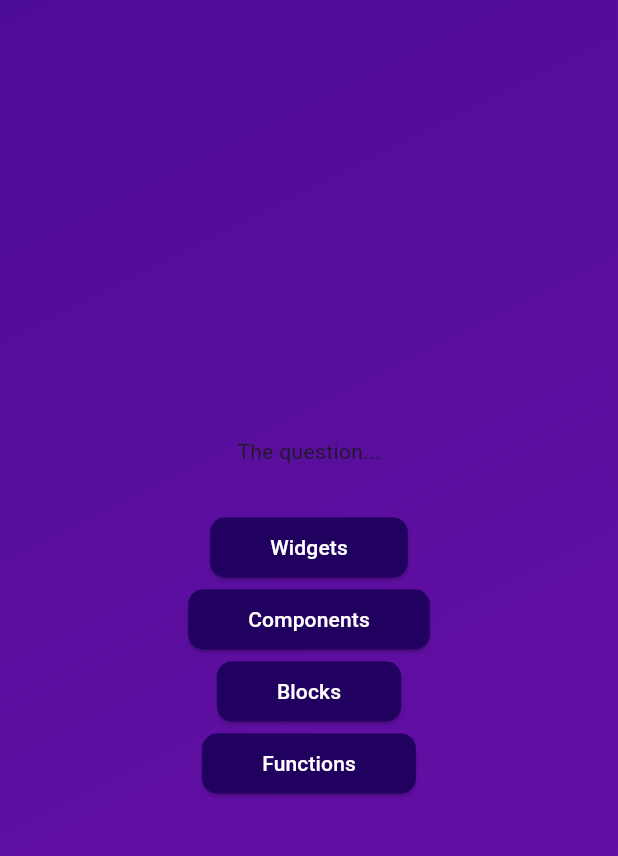
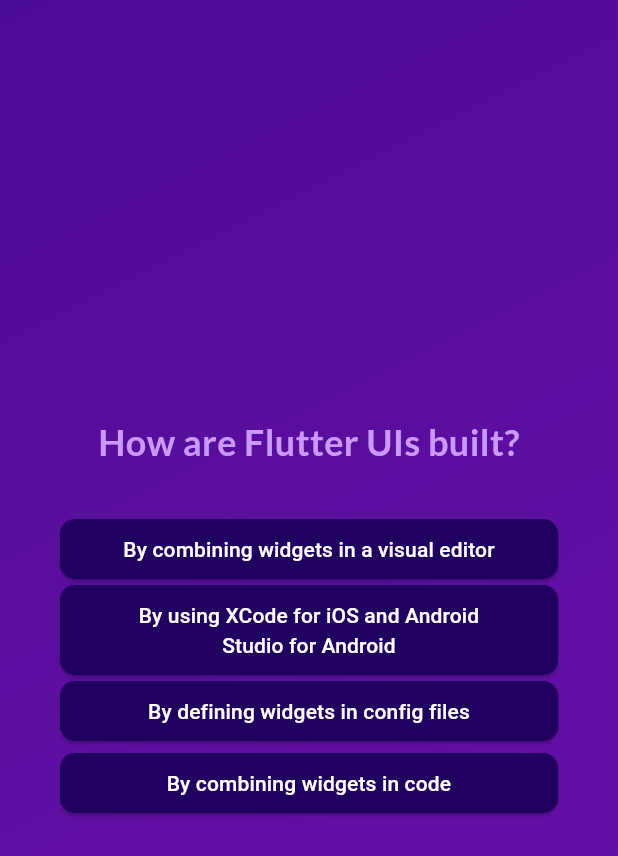
Before and after one commit to nabeel1o1/LearnFlutter, a Flutter app: the screen it shows after launch, after a tap on "Start Quiz", after a tap on "Components", on a phone screen of 412 x 824 dp. Shown: the top 856 px of the screen. Run offline on Flutter 3.47's test engine with Material 3 defaults, Android fonts, the phone set to English and light mode, and no system bars; our stand-ins replace google_fonts.

Commit message:
Quiz app completed

```diff
--- a/lib/quiz_app/answer_button.dart
+++ b/lib/quiz_app/answer_button.dart
@@ -19,7 +19,7 @@
           borderRadius: BorderRadius.circular(10),
         ),
       ),
-      child: Text(answer),
+      child: Text(answer, textAlign: TextAlign.center,),
     );
   }
 }
--- a/lib/quiz_app/models/quiz_question.dart
+++ b/lib/quiz_app/models/quiz_question.dart
@@ -5,4 +5,10 @@
 
   final String question;
   final List<String> answers;
+
+  List<String> get shuffledAnswers {
+    final shuffledList = List.of(answers);
+    shuffledList.shuffle();
+    return shuffledList;
+  }
 }
--- a/lib/quiz_app/question_screen.dart
+++ b/lib/quiz_app/question_screen.dart
@@ -1,34 +1,61 @@
 import 'package:flutter/material.dart';
 import 'package:flutteroid_app/quiz_app/answer_button.dart';
 import 'package:flutteroid_app/quiz_app/data/questions.dart';
+import 'package:google_fonts/google_fonts.dart';
 
 class QuestionScreen extends StatefulWidget {
-  const QuestionScreen({super.key});
+  QuestionScreen({super.key, required this.selectedAnswer});
+
+  void Function(String answer) selectedAnswer;
 
   @override
   State<QuestionScreen> createState() => _QuestionScreenState();
 }
 
 class _QuestionScreenState extends State<QuestionScreen> {
+  var currentQuestionIndex = 0;
+
+  void onAnswerQuestion(String answer) {
+    widget.selectedAnswer(answer);
+    setState(() {
+      currentQuestionIndex++;
+    });
+  }
+
   @override
   Widget build(BuildContext context) {
-    final currentQuestion = questions[0];
+    final currentQuestion = questions[currentQuestionIndex];
     return SizedBox(
       width: double.infinity,
+      child: Container(
+        margin: const EdgeInsets.all(40),
         child: Column(
           mainAxisAlignment: MainAxisAlignment.center,
+          crossAxisAlignment: CrossAxisAlignment.stretch,
           children: [
-          Text('The question...'),
+            Text(
+              currentQuestion.question,
+              style: GoogleFonts.lato(
+                  color: const Color.fromARGB(255, 201, 153, 251),
+                  fontSize: 24,
+                  fontWeight: FontWeight.bold),
+              textAlign: TextAlign.center,
+            ),
             const SizedBox(
               height: 30,
             ),
-          ...currentQuestion.answers.map(
+            ...currentQuestion.shuffledAnswers.map(
               (answer) {
-              return AnswerButton(answer: answer, onSelectAnswer: () {});
+                return AnswerButton(
+                    answer: answer,
+                    onSelectAnswer: () {
+                      onAnswerQuestion(answer);
+                    });
               },
             ),
           ],
         ),
+      ),
     );
   }
 }
--- a/lib/quiz_app/quiz.dart
+++ b/lib/quiz_app/quiz.dart
@@ -1,5 +1,7 @@
 import 'package:flutter/material.dart';
+import 'package:flutteroid_app/quiz_app/data/questions.dart';
 import 'package:flutteroid_app/quiz_app/question_screen.dart';
+import 'package:flutteroid_app/quiz_app/result_screen.dart';
 import 'package:flutteroid_app/quiz_app/start_screen.dart';
 
 class Quiz extends StatefulWidget {
@@ -10,6 +12,8 @@
 }
 
 class _QuizState extends State<Quiz> {
+  final List<String> selectedAnswers = [];
+
   var activeScreen = 'start-screen';
 
   void switchScreen() {
@@ -18,8 +22,33 @@
     });
   }
 
+  void chooseAnswer(String answer) {
+    selectedAnswers.add(answer);
+    if (selectedAnswers.length == questions.length) {
+      setState(() {
+        activeScreen = 'result-screen';
+      });
+    }
+  }
+
+  void restartQuiz() {
+    setState(() {
+      selectedAnswers.clear();
+      activeScreen = 'questions-screen';
+    });
+  }
+
   @override
   Widget build(BuildContext context) {
+    Widget screenWidget = StartScreen(switchScreen);
+    if (activeScreen == 'questions-screen') {
+      screenWidget = QuestionScreen(selectedAnswer: chooseAnswer);
+    } else if (activeScreen == 'result-screen') {
+      screenWidget = ResultScreen(
+        chosenAnswers: selectedAnswers,
+        onRestartQuiz: restartQuiz,
+      );
+    }
     return MaterialApp(
       debugShowCheckedModeBanner: false,
       home: Scaffold(
@@ -30,9 +59,7 @@
               Color.fromARGB(255, 107, 15, 168),
             ], begin: Alignment.topLeft, end: Alignment.bottomRight),
           ),
-          child: activeScreen == 'start-screen'
-              ? StartScreen(switchScreen)
-              : const QuestionScreen(),
+          child: screenWidget,
         ),
       ),
     );
--- a/lib/quiz_app/start_screen.dart
+++ b/lib/quiz_app/start_screen.dart
@@ -1,4 +1,5 @@
 import 'package:flutter/material.dart';
+import 'package:google_fonts/google_fonts.dart';
 
 class StartScreen extends StatelessWidget {
   const StartScreen(this.startQuiz, {super.key});
@@ -17,9 +18,9 @@
             opacity: const AlwaysStoppedAnimation(.5),
           ),
           const SizedBox(height: 80),
-          const Text(
+          Text(
             "Learn Flutter the fun way!",
-            style: TextStyle(
+            style: GoogleFonts.lato(
               color: Colors.white,
               fontSize: 25,
               fontWeight: FontWeight.w400,
--- a/pubspec.yaml
+++ b/pubspec.yaml
@@ -35,6 +35,7 @@
   # The following adds the Cupertino Icons font to your application.
   # Use with the CupertinoIcons class for iOS style icons.
   cupertino_icons: ^1.0.6
+  google_fonts: ^6.2.1
 
 dev_dependencies:
   flutter_test:
```
Also changed, not shown: lib/quiz_app/question_summary/question_identifier.dart (added, +31 -0 lines), lib/quiz_app/question_summary/questions_summary.dart (added, +24 -0 lines), lib/quiz_app/question_summary/summary_item.dart (added, +53 -0 lines), lib/quiz_app/result_screen.dart (added, +68 -0 lines), pubspec.lock, 7 other files. Lines whose indentation alone changed are shown as unchanged.
